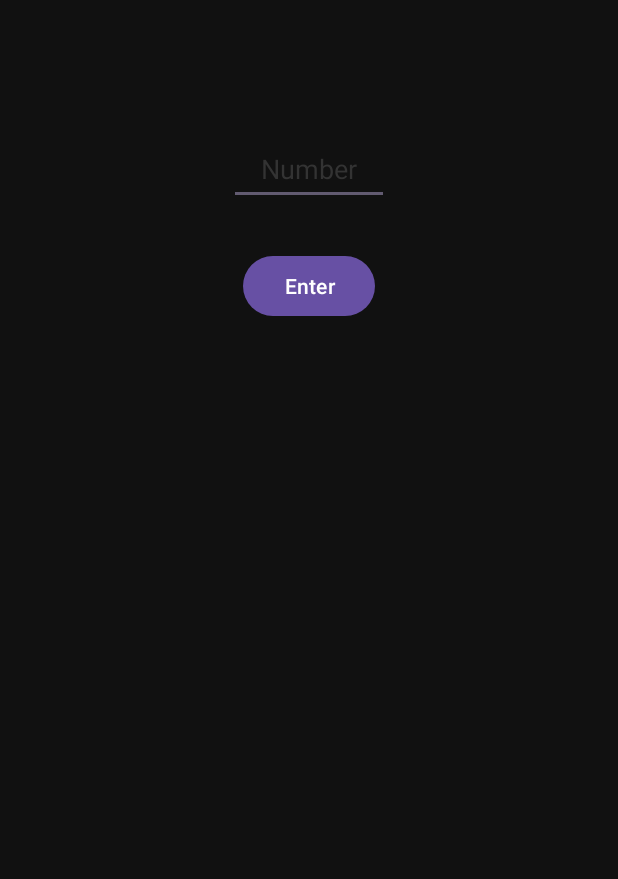
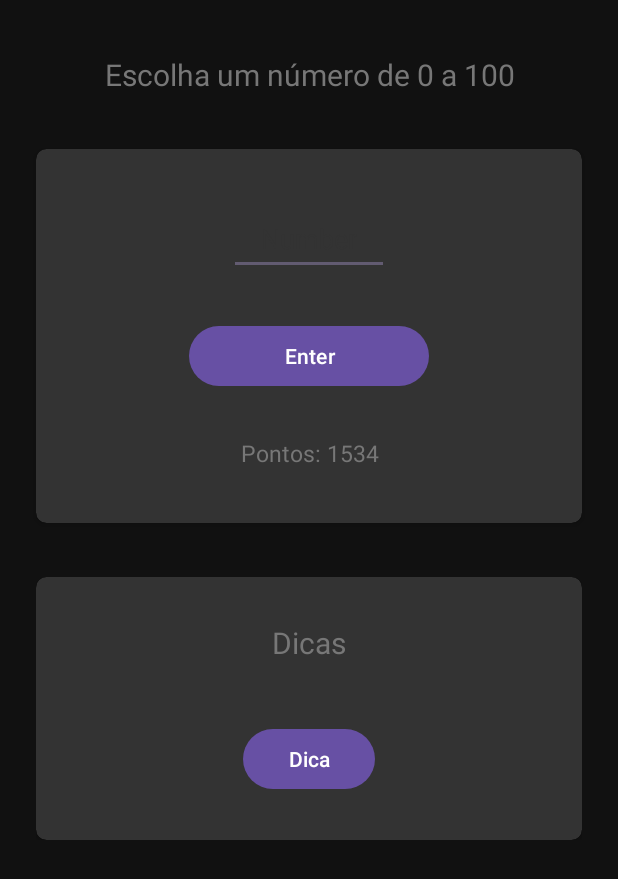
Before and after one commit to Renan-Szimanski/AdivinharPalavras, an Android app built with Jetpack Compose: the ActivityGuessNumber screen opened directly, with no data from a screen before it, on a phone screen of 412 x 824 dp. Shown: the top 879 px of the screen. Run offline under Robolectric (Android 15) with nearby library versions, the phone set to English and light mode, and no system bars.

Commit message:
Jogo de adivinhar os números funcionando

```diff
--- a/app/src/main/java/com/example/adivinharpalavras/ActivityGuessNumber.kt
+++ b/app/src/main/java/com/example/adivinharpalavras/ActivityGuessNumber.kt
@@ -3,14 +3,13 @@ package com.example.adivinharpalavras
 import android.annotation.SuppressLint
 import android.os.Bundle
 import android.util.Log
+import android.widget.Button
 import android.widget.EditText
 import android.widget.TextView
 import android.widget.Toast
 import androidx.activity.enableEdgeToEdge
 import androidx.appcompat.app.AppCompatActivity
-import androidx.core.view.ViewCompat
-import androidx.core.view.WindowInsetsCompat
-import com.example.adivinharpalavras.databinding.ActivityGameBinding
+import androidx.recyclerview.widget.LinearLayoutManager
 import com.example.adivinharpalavras.databinding.ActivityGuessNumberBinding
 import kotlin.random.Random
 
@@ -19,8 +18,11 @@ private lateinit var binding: ActivityGuessNumberBinding
 private lateinit var selectPerfil: SelectPerfil
 class ActivityGuessNumber : AppCompatActivity() {
 
+    private lateinit var adapterTips: AdapterTips
     private lateinit var titulo: TextView
+    private lateinit var tipButton: Button
     private lateinit var digNumber: EditText
+    private lateinit var showPoits: TextView
     private var currentNum: Int = 0
     private var pontos = 0
 
@@ -30,6 +32,9 @@ class ActivityGuessNumber : AppCompatActivity() {
         setContentView(binding.root)
         enableEdgeToEdge()
 
+        showPoits = binding.showPoints
+        adapterTips = AdapterTips(this)
+        tipButton = binding.tipButton
         selectPerfil = SelectPerfil(this)
         digNumber = binding.enterNumber
         titulo = binding.textView
@@ -42,6 +47,10 @@ class ActivityGuessNumber : AppCompatActivity() {
         btnNumber.setOnClickListener {
             verifyAnswer()
         }
+        tipButton.setOnClickListener {
+            dicas(currentNum)
+        }
+        initRecyclerView()
     }
 
     private fun verifyAnswer(){
@@ -50,13 +59,18 @@ class ActivityGuessNumber : AppCompatActivity() {
             val inputUser = inputText.toIntOrNull()
             if (inputUser != null && inputUser == currentNum){
                 pontos = selectPerfil.pontuacao(win)
-                Toast.makeText(this, "sim", Toast.LENGTH_SHORT).show()
+                Toast.makeText(this, "Acertou, +$win pontos", Toast.LENGTH_SHORT).show()
                 digNumber.text.clear()
                 randomNumber(range)
             }else{
                 pontos = selectPerfil.pontuacao(lose)
+                showPoits.text = pontos.toString()
                 digNumber.text.clear()
-                Toast.makeText(this, "nao", Toast.LENGTH_SHORT).show()
+                if (currentNum < inputUser!!){
+                    Toast.makeText(this, "Numero correto é menor, $lose pontos", Toast.LENGTH_SHORT).show()
+                }else if (currentNum > inputUser){
+                    Toast.makeText(this, "Numero correto é maior, $lose pontos", Toast.LENGTH_SHORT).show()
+                }
             }
         }else{
             Toast.makeText(this, "Digite um número", Toast.LENGTH_SHORT).show()
@@ -69,6 +83,15 @@ class ActivityGuessNumber : AppCompatActivity() {
         var tips: Int = 0
         var win: Int = 0
         var lose: Int = 0
+        val newTips = mutableListOf<Tips>()
+    }
+
+    private fun initRecyclerView(){
+        val tipsList: MutableList<Tips> = newTips
+        adapterTips = AdapterTips(this, tipsList)
+
+        binding.recyclerView.layoutManager = LinearLayoutManager(this)
+        binding.recyclerView.adapter = adapterTips
     }
 
     private fun setDifficulty(dif: String?){
@@ -84,6 +107,8 @@ class ActivityGuessNumber : AppCompatActivity() {
         currentNum = Random.nextInt(range)
         Log.d("ActivityGuessNumber", "randomNumber: $currentNum") // ultima parada, vendo os numeros aleatorios
         titulo.text = "Escolha um número de um a ${Companion.range}"
+        pontos = selectPerfil.pontuacao(0)
+        showPoits.text = pontos.toString()
     }
 
     private fun dicas(currentNum: Int){
@@ -95,7 +120,7 @@ class ActivityGuessNumber : AppCompatActivity() {
                 val aftrNum = Random.nextInt(currentNum, range)
                 val bfrNum = Random.nextInt(1, currentNum)
 
-                titulo.text = "Seu número está entre $bfrNum e $aftrNum."
+                adapterTips.addTips(Tips("Seu número está entre $bfrNum e $aftrNum."))
             }
         }else{
             Toast.makeText(this, "Você não tem pontos suficientes!", Toast.LENGTH_SHORT).show()
@@ -105,7 +130,7 @@ class ActivityGuessNumber : AppCompatActivity() {
     //dificuldades
     private fun easy(){
         range = 100
-        tips = 5
+        tips = 3
         win = 50
         lose = -15
         randomNumber(range)
--- a/app/src/main/java/com/example/adivinharpalavras/AdapterPerfil.kt
+++ b/app/src/main/java/com/example/adivinharpalavras/AdapterPerfil.kt
@@ -8,11 +8,8 @@ import android.view.ViewGroup
 import android.widget.ImageButton
 import android.widget.ImageView
 import android.widget.TextView
-import android.widget.Toast
 import androidx.cardview.widget.CardView
-import androidx.compose.ui.graphics.Color
 import androidx.recyclerview.widget.RecyclerView
-
 
 data class Perfil(val name: String, var points: Int)
 
--- /dev/null
+++ b/app/src/main/java/com/example/adivinharpalavras/AdapterTips.kt
@@ -0,0 +1,38 @@
+package com.example.adivinharpalavras
+
+import android.content.Context
+import android.view.LayoutInflater
+import android.view.View
+import android.view.ViewGroup
+import android.widget.TextView
+import androidx.recyclerview.widget.RecyclerView
+
+
+data class Tips(val tips: String)
+
+class AdapterTips(
+    context: Context,
+    private val myList: MutableList<Tips> = mutableListOf<Tips>()
+) : RecyclerView.Adapter<AdapterTips.MyViewHolder>(){
+
+    override fun onCreateViewHolder(parent: ViewGroup, viewType: Int): MyViewHolder {
+        val itemView = LayoutInflater.from(parent.context).inflate(R.layout.tips_adapter, parent, false)
+        return MyViewHolder(itemView)
+    }
+
+    override fun onBindViewHolder(holder: MyViewHolder, position: Int) {
+        val tip = myList[position]
+        holder.tipText.text = tip.tips
+    }
+
+    override fun getItemCount() = myList.size
+
+    class MyViewHolder(itemView: View) : RecyclerView.ViewHolder(itemView) {
+        val tipText: TextView = itemView.findViewById(R.id.tipText)
+    }
+
+    fun addTips(tips: Tips){
+        myList.add(tips)
+        notifyItemInserted(myList.size -1)
+    }
+}
--- a/app/src/main/res/layout/activity_guess_number.xml
+++ b/app/src/main/res/layout/activity_guess_number.xml
@@ -16,16 +16,34 @@
         android:textAlignment="center"
         android:textColor="@color/white"
         android:textSize="20dp"
+        android:hint="Escolha um número de 0 a 100"
+        android:textColorHint="@color/lghtgrey"
         app:layout_constraintEnd_toEndOf="parent"
         app:layout_constraintStart_toStartOf="parent"
         app:layout_constraintTop_toTopOf="parent"
         tools:ignore="MissingConstraints" />
 
+    <androidx.cardview.widget.CardView
+        android:id="@+id/cardGame"
+        android:layout_width="match_parent"
+        android:layout_height="wrap_content"
+        android:layout_marginHorizontal="24dp"
+        android:backgroundTint="@color/grey"
+        app:layout_constraintTop_toBottomOf="@+id/textView"
+        tools:layout_editor_absoluteX="24dp"
+        app:cardCornerRadius="7dp"
+        android:layout_marginTop="36dp">
+
+        <LinearLayout
+            android:layout_width="match_parent"
+            android:layout_height="wrap_content"
+            android:orientation="vertical"
+            android:padding="36dp">
+
             <EditText
                 android:id="@+id/enterNumber"
                 android:layout_width="wrap_content"
                 android:layout_height="48dp"
-        android:layout_marginTop="25dp"
                 android:ems="5"
                 android:hint="Number"
                 android:inputType="number"
@@ -34,18 +52,85 @@
                 app:layout_constraintEnd_toEndOf="parent"
                 app:layout_constraintStart_toStartOf="parent"
                 app:layout_constraintTop_toBottomOf="@+id/textView"
-        tools:ignore="ContentDescription" />
+                tools:ignore="ContentDescription"
+                android:layout_gravity="center" />
 
             <Button
                 android:id="@+id/numberBtn"
+                android:ems="10"
                 android:layout_width="wrap_content"
                 android:layout_height="wrap_content"
+                android:layout_marginTop="30dp"
                 android:text="Enter"
                 app:layout_constraintEnd_toEndOf="parent"
                 app:layout_constraintStart_toStartOf="parent"
                 app:layout_constraintTop_toBottomOf="@+id/enterNumber"
-        android:layout_marginTop="30dp"/>
+                android:layout_gravity="center"/>
+
+            <TextView
+                android:id="@+id/showPoints"
+                android:layout_marginTop="30dp"
+                android:textSize="15dp"
+                android:textColor="@color/lghtgrey"
+                android:layout_width="match_parent"
+                android:layout_height="wrap_content"
+                android:textAlignment="center"
+                android:text="Pontos: 1534"/>
+
+        </LinearLayout>
+
+
+    </androidx.cardview.widget.CardView>
+
+    <ScrollView
+        android:layout_width="match_parent"
+        android:layout_height="wrap_content"
+        app:layout_constraintTop_toBottomOf="@+id/cardGame"
+        android:orientation="vertical"
+        android:layout_marginHorizontal="24dp"
+        android:layout_marginTop="36dp">
+
+    <androidx.cardview.widget.CardView
+        android:layout_width="match_parent"
+        android:layout_height="wrap_content"
+        android:backgroundTint="@color/grey"
+        app:cardCornerRadius="7dp">
 
 
 
+            <LinearLayout
+                android:layout_width="match_parent"
+                android:layout_height="wrap_content"
+                android:orientation="vertical"
+                android:padding="30dp">
+
+                <TextView
+                    android:layout_width="match_parent"
+                    android:layout_height="wrap_content"
+                    android:text="Dicas"
+                    android:textColor="@color/lghtgrey"
+                    android:textSize="20dp"
+                    android:textAlignment="center"/>
+
+                <androidx.recyclerview.widget.RecyclerView
+                    android:id="@+id/recyclerView"
+                    android:layout_width="match_parent"
+                    android:layout_height="wrap_content"
+                    android:layout_marginTop="20dp"
+                    android:layout_gravity="center"/>
+
+                <Button
+                    android:id="@+id/tipButton"
+                    android:layout_width="wrap_content"
+                    android:layout_height="wrap_content"
+                    android:layout_marginTop="20dp"
+                    android:text="Dica"
+                    android:layout_gravity="center"
+                    />
+
+            </LinearLayout>
+
+        </androidx.cardview.widget.CardView>
+    </ScrollView>
+
 </androidx.constraintlayout.widget.ConstraintLayout>
```
Also changed, not shown: app/src/main/res/layout/tips_adapter.xml (added, +32 -0 lines). Lines whose indentation alone changed are shown as unchanged.
